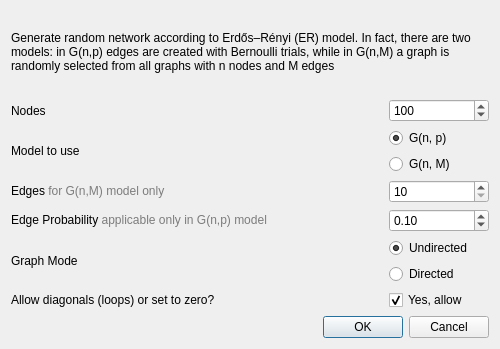
The window that src/forms/randerdosrenyidialog.ui (socnetv/app) describes before a commit, drawn with Qt 5.
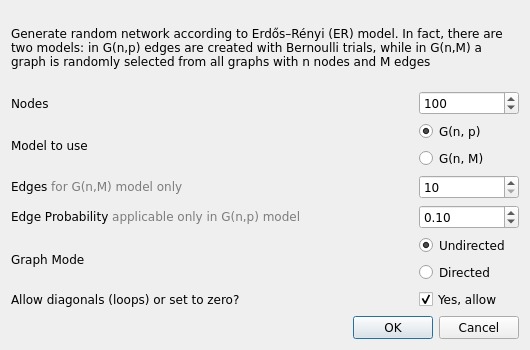
The same window after the commit.

Commit message: trying to fix dialog appearance across platforms

```diff
--- a/src/forms/randerdosrenyidialog.ui
+++ b/src/forms/randerdosrenyidialog.ui
@@ -2,20 +2,23 @@
 <ui version="4.0">
  <class>RandErdosRenyiDialog</class>
  <widget class="QDialog" name="RandErdosRenyiDialog">
-  <property name="geometry">
-   <rect>
-    <x>0</x>
-    <y>0</y>
-    <width>500</width>
-    <height>349</height>
-   </rect>
+  <property name="sizePolicy">
+   <sizepolicy hsizetype="Minimum" vsizetype="Minimum">
+    <horstretch>0</horstretch>
+    <verstretch>0</verstretch>
+   </sizepolicy>
   </property>
   <property name="minimumSize">
    <size>
-    <width>500</width>
-    <height>0</height>
+    <width>530</width>
+    <height>350</height>
    </size>
   </property>
+  <property name="font">
+   <font>
+    <family>DejaVu Sans</family>
+   </font>
+  </property>
   <property name="windowTitle">
    <string>Dialog</string>
   </property>
@@ -23,7 +26,7 @@
    <item row="0" column="0">
     <widget class="QLabel" name="label_2">
      <property name="sizePolicy">
-      <sizepolicy hsizetype="MinimumExpanding" vsizetype="Preferred">
+      <sizepolicy hsizetype="MinimumExpanding" vsizetype="MinimumExpanding">
        <horstretch>0</horstretch>
        <verstretch>0</verstretch>
       </sizepolicy>
@@ -36,10 +39,7 @@
      </property>
      <property name="font">
       <font>
-       <weight>50</weight>
-       <italic>false</italic>
-       <bold>false</bold>
-       <underline>false</underline>
+       <family>DejaVu Sans</family>
       </font>
      </property>
      <property name="frameShape">
@@ -78,6 +78,11 @@
          <height>0</height>
         </size>
        </property>
+       <property name="font">
+        <font>
+         <family>DejaVu Sans</family>
+        </font>
+       </property>
        <property name="text">
         <string>Nodes</string>
        </property>
@@ -97,6 +102,11 @@
          <height>0</height>
         </size>
        </property>
+       <property name="font">
+        <font>
+         <family>DejaVu Sans</family>
+        </font>
+       </property>
        <property name="minimum">
         <number>0</number>
        </property>
@@ -126,6 +136,11 @@
          <height>0</height>
         </size>
        </property>
+       <property name="font">
+        <font>
+         <family>DejaVu Sans</family>
+        </font>
+       </property>
        <property name="text">
         <string>Model to use</string>
        </property>
@@ -141,6 +156,11 @@
            <height>0</height>
           </size>
          </property>
+         <property name="font">
+          <font>
+           <family>DejaVu Sans</family>
+          </font>
+         </property>
          <property name="toolTip">
           <string>&lt;!DOCTYPE HTML PUBLIC &quot;-//W3C//DTD HTML 4.0//EN&quot; &quot;http://www.w3.org/TR/REC-html40/strict.dtd&quot;&gt;
 &lt;html&gt;&lt;head&gt;&lt;meta name=&quot;qrichtext&quot; content=&quot;1&quot; /&gt;&lt;style type=&quot;text/css&quot;&gt;
@@ -175,6 +195,11 @@
            <height>0</height>
           </size>
          </property>
+         <property name="font">
+          <font>
+           <family>DejaVu Sans</family>
+          </font>
+         </property>
          <property name="toolTip">
           <string>&lt;html&gt;&lt;head/&gt;&lt;body&gt;&lt;p&gt;This will create a new random network using &lt;span style=&quot; font-weight:600;&quot;&gt;G(n,M)&lt;/span&gt; model, where&lt;/p&gt;&lt;p&gt;&lt;span style=&quot; font-weight:600;&quot;&gt; n&lt;/span&gt; is the number of nodes in the final graph&lt;/p&gt;&lt;p&gt;&lt;span style=&quot; font-weight:600;&quot;&gt; M&lt;/span&gt; is the number of edges in the final graph&lt;/p&gt;&lt;p&gt;If you select this model, you must enter both the number of nodes n and the number of edges M&lt;/p&gt;&lt;p&gt;You may also select if the final network will be undirected or directed and if you want to allow nodes to link to themselves (diagonal non zero).&lt;/p&gt;&lt;/body&gt;&lt;/html&gt;</string>
          </property>
@@ -209,6 +234,11 @@
          <height>0</height>
         </size>
        </property>
+       <property name="font">
+        <font>
+         <family>DejaVu Sans</family>
+        </font>
+       </property>
        <property name="text">
         <string>&lt;html&gt;&lt;head/&gt;&lt;body&gt;&lt;p&gt;Edges &lt;span style=&quot; color:#7c7c7c;&quot;&gt;for G(n,M) model only&lt;/span&gt;&lt;/p&gt;&lt;/body&gt;&lt;/html&gt;</string>
        </property>
@@ -222,6 +252,11 @@
          <height>0</height>
         </size>
        </property>
+       <property name="font">
+        <font>
+         <family>DejaVu Sans</family>
+        </font>
+       </property>
        <property name="minimum">
         <number>10</number>
        </property>
@@ -248,6 +283,11 @@
          <height>0</height>
         </size>
        </property>
+       <property name="font">
+        <font>
+         <family>DejaVu Sans</family>
+        </font>
+       </property>
        <property name="text">
         <string>&lt;html&gt;&lt;head/&gt;&lt;body&gt;&lt;p&gt;Edge Probability &lt;span style=&quot; color:#7c7c7c;&quot;&gt;applicable only in G(n,p) model&lt;/span&gt;&lt;/p&gt;&lt;/body&gt;&lt;/html&gt;</string>
        </property>
@@ -267,6 +307,11 @@
          <height>0</height>
         </size>
        </property>
+       <property name="font">
+        <font>
+         <family>DejaVu Sans</family>
+        </font>
+       </property>
        <property name="minimum">
         <double>0.010000000000000</double>
        </property>
@@ -301,6 +346,7 @@
        </property>
        <property name="font">
         <font>
+         <family>DejaVu Sans</family>
          <weight>50</weight>
          <bold>false</bold>
         </font>
@@ -328,6 +374,7 @@
          </property>
          <property name="font">
           <font>
+           <family>DejaVu Sans</family>
            <italic>false</italic>
            <underline>false</underline>
            <strikeout>false</strikeout>
@@ -358,6 +405,11 @@
            <height>0</height>
           </size>
          </property>
+         <property name="font">
+          <font>
+           <family>DejaVu Sans</family>
+          </font>
+         </property>
          <property name="text">
           <string>Directed</string>
          </property>
@@ -386,6 +438,11 @@
          <height>0</height>
         </size>
        </property>
+       <property name="font">
+        <font>
+         <family>DejaVu Sans</family>
+        </font>
+       </property>
        <property name="text">
         <string>Allow diagonals (loops) or set to zero?</string>
        </property>
@@ -407,6 +464,11 @@
            <height>0</height>
           </size>
          </property>
+         <property name="font">
+          <font>
+           <family>DejaVu Sans</family>
+          </font>
+         </property>
          <property name="text">
           <string>Yes, allow</string>
          </property>
@@ -421,6 +483,11 @@
    </item>
    <item row="7" column="0">
     <widget class="QDialogButtonBox" name="buttonBox">
+     <property name="font">
+      <font>
+       <family>DejaVu Sans</family>
+      </font>
+     </property>
      <property name="orientation">
       <enum>Qt::Horizontal</enum>
      </property>
```
The commit also changes 1 other file.
